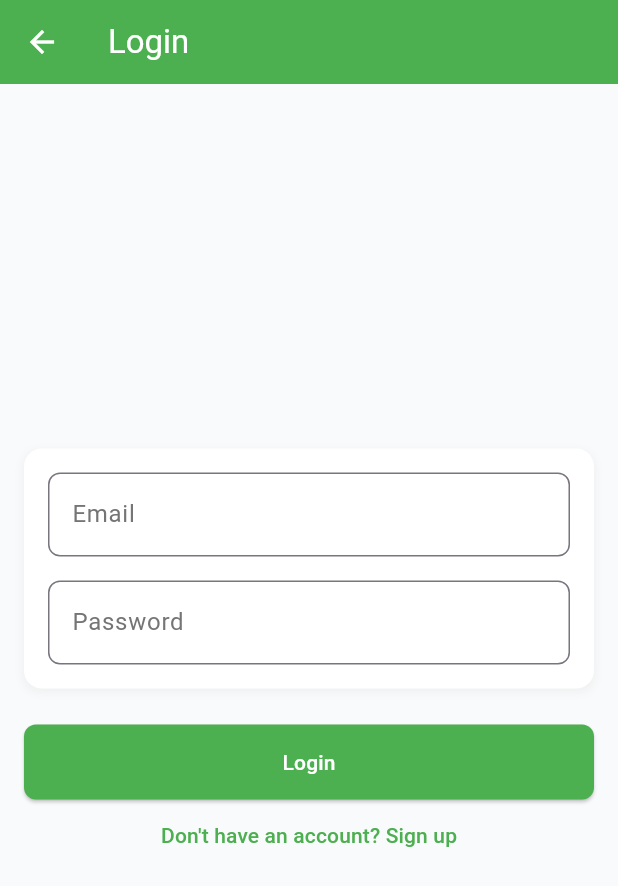
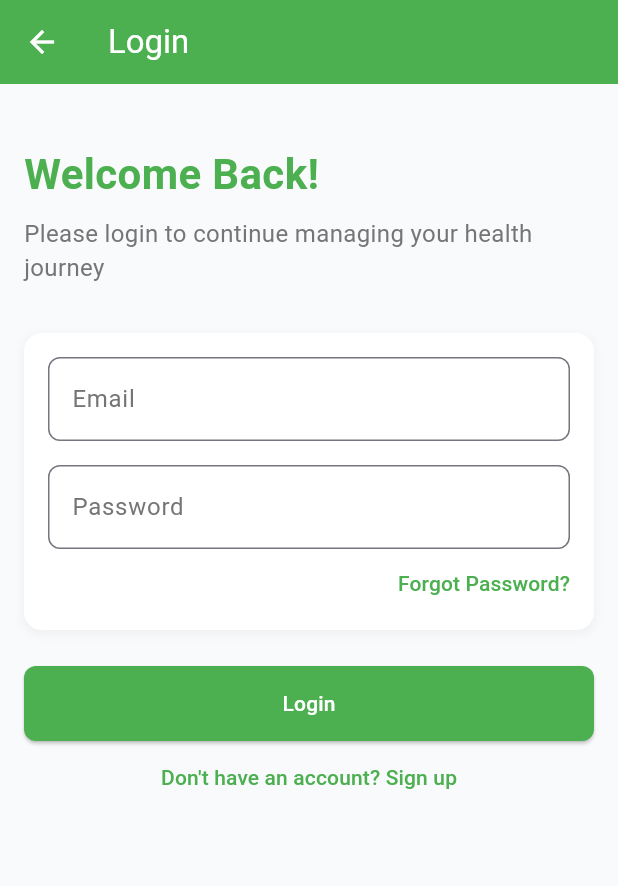
Before and after one commit to Zabith-Fulail/SugarMate, a Flutter app: the screen it shows after launch, after a tap on "Login", on a phone screen of 412 x 824 dp. Shown: the top 886 px of the screen. Run offline on Flutter 3.47's test engine with Material 3 defaults, Android fonts, the phone set to English and light mode, and no system bars; our stand-ins replace bloc, connectivity_plus, dartz, device_info_plus, dio, equatable and 8 more.

Commit message:
ui updated in login_screen.dart

```diff
--- a/lib/features/presentation/views/login/login_screen.dart
+++ b/lib/features/presentation/views/login/login_screen.dart
@@ -6,7 +6,7 @@ import '../../../../utils/navigation_routes.dart';
 import '../../widgets/app_text_field.dart';
 
 class LoginScreen extends StatefulWidget {
-  const LoginScreen({Key? key}) : super(key: key);
+  const LoginScreen({super.key});
 
   @override
   State<LoginScreen> createState() => _LoginScreenState();
@@ -33,13 +33,35 @@ class _LoginScreenState extends State<LoginScreen> {
         backgroundColor: AppColors.primaryColor,
         foregroundColor: AppColors.appWhiteColor,
       ),
-      body: Padding(
+      body: SingleChildScrollView(
+        child: Padding(
           padding: const EdgeInsets.all(16.0),
           child: Form(
             key: _formKey,
             child: Column(
-            mainAxisAlignment: MainAxisAlignment.center,
+              crossAxisAlignment: CrossAxisAlignment.start,
               children: [
+                const SizedBox(height: 24),
+                // Welcome Text
+                Text(
+                  AppStrings.welcomeBack,
+                  style: const TextStyle(
+                    fontSize: 28,
+                    fontWeight: FontWeight.bold,
+                    color: AppColors.primaryColor,
+                  ),
+                ),
+                const SizedBox(height: 8),
+                // Description
+                Text(
+                  AppStrings.loginDescription,
+                  style: TextStyle(
+                    fontSize: 16,
+                    color: AppColors.appGreyColor,
+                  ),
+                ),
+                const SizedBox(height: 32),
+                // Login Form Container
                 Container(
                   padding: const EdgeInsets.all(16),
                   decoration: BoxDecoration(
@@ -55,6 +77,7 @@ class _LoginScreenState extends State<LoginScreen> {
                     ],
                   ),
                   child: Column(
+                    crossAxisAlignment: CrossAxisAlignment.end,
                     children: [
                       AppTextField(
                         controller: _emailController,
@@ -79,10 +102,33 @@ class _LoginScreenState extends State<LoginScreen> {
                           return null;
                         },
                       ),
+                      const SizedBox(height: 8),
+                      // Forgot Password Button
+                      TextButton(
+                        onPressed: () {
+                          // TODO: Implement forgot password navigation
+                          // Navigator.of(context)
+                          //     .pushNamed(Routes.kForgotPassword);
+                        },
+                        style: TextButton.styleFrom(
+                          padding: EdgeInsets.zero,
+                          minimumSize: const Size(50, 30),
+                          tapTargetSize: MaterialTapTargetSize.shrinkWrap,
+                          foregroundColor: AppColors.primaryColor,
+                        ),
+                        child: Text(
+                          AppStrings.forgotPassword,
+                          style: const TextStyle(
+                            fontSize: 14,
+                            fontWeight: FontWeight.w500,
+                          ),
+                        ),
+                      ),
                     ],
                   ),
                 ),
                 const SizedBox(height: 24),
+                // Login Button
                 SizedBox(
                   width: double.infinity,
                   height: 50,
@@ -104,7 +150,9 @@ class _LoginScreenState extends State<LoginScreen> {
                     child: Text(AppStrings.login),
                   ),
                 ),
-              TextButton(
+                // Sign Up Link
+                Center(
+                  child: TextButton(
                     onPressed: () {
                       Navigator.of(context).pushNamed(Routes.kSignupScreen);
                     },
@@ -113,7 +161,9 @@ class _LoginScreenState extends State<LoginScreen> {
                     ),
                     child: Text(AppStrings.dontHaveAccount),
                   ),
+                ),
               ],
+            ),
           ),
         ),
       ),
--- a/lib/features/presentation/widgets/app_text_field.dart
+++ b/lib/features/presentation/widgets/app_text_field.dart
@@ -32,6 +32,8 @@ class AppTextField extends StatelessWidget {
       validator: validator,
       readOnly: readOnly,
       onTap: onTap,
+      cursorColor: AppColors.appBlackColor,
+      style: TextStyle(color: AppColors.appBlackColor),
       decoration: InputDecoration(
         labelText: labelText,
         labelStyle: TextStyle(color: AppColors.appGreyColor),
@@ -43,6 +45,8 @@ class AppTextField extends StatelessWidget {
           borderSide: BorderSide(color: AppColors.primaryColor),
         ),
         suffixIcon: suffixIcon,
+        focusColor: AppColors.appBlackColor,
+        hoverColor: AppColors.appBlackColor.withValues(alpha: 0.1),
       ),
     );
   }
--- a/lib/utils/app_strings.dart
+++ b/lib/utils/app_strings.dart
@@ -56,4 +56,10 @@ class AppStrings {
   // Button Text
   static const String registerButton = "Register";
   static const String loginButton = "Login";
+
+  // Login Screen
+  static const String welcomeBack = "Welcome Back!";
+  static const String loginDescription =
+      "Please login to continue managing your health journey";
+  static const String forgotPassword = "Forgot Password?";
 }
--- a/lib/utils/app_utils.dart
+++ b/lib/utils/app_utils.dart
@@ -3,11 +3,7 @@ import 'dart:io';
 
 import 'package:flutter/material.dart';
 import 'package:flutter/services.dart';
-import 'package:package_info_plus/package_info_plus.dart';
-import 'package:path/path.dart';
 import 'package:path_provider/path_provider.dart';
-
-import 'app_constants.dart';
 
 void vibrate(BuildContext context) {
   switch (Theme.of(context).platform) {
```
Lines whose indentation alone changed are shown as unchanged.
